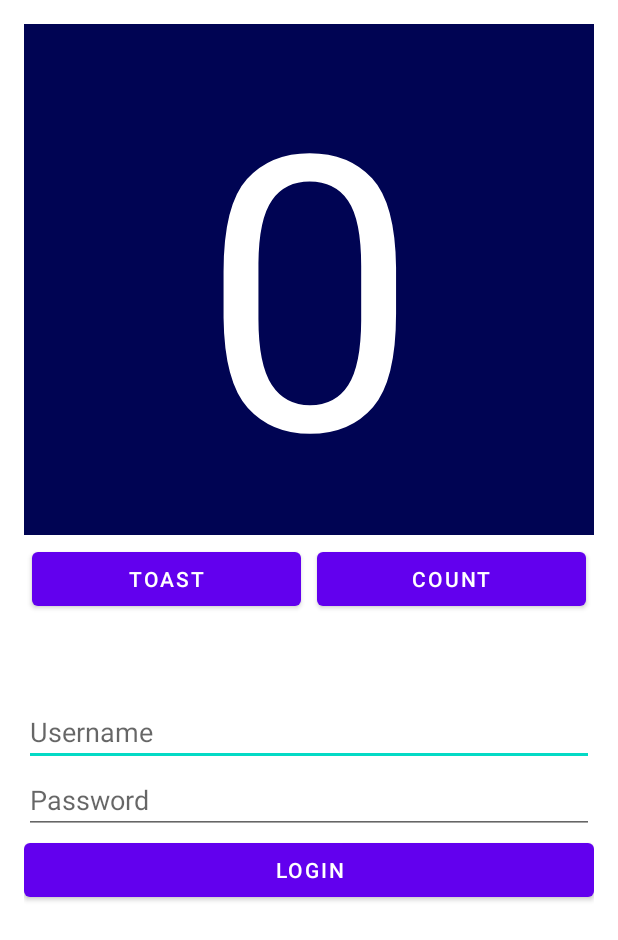
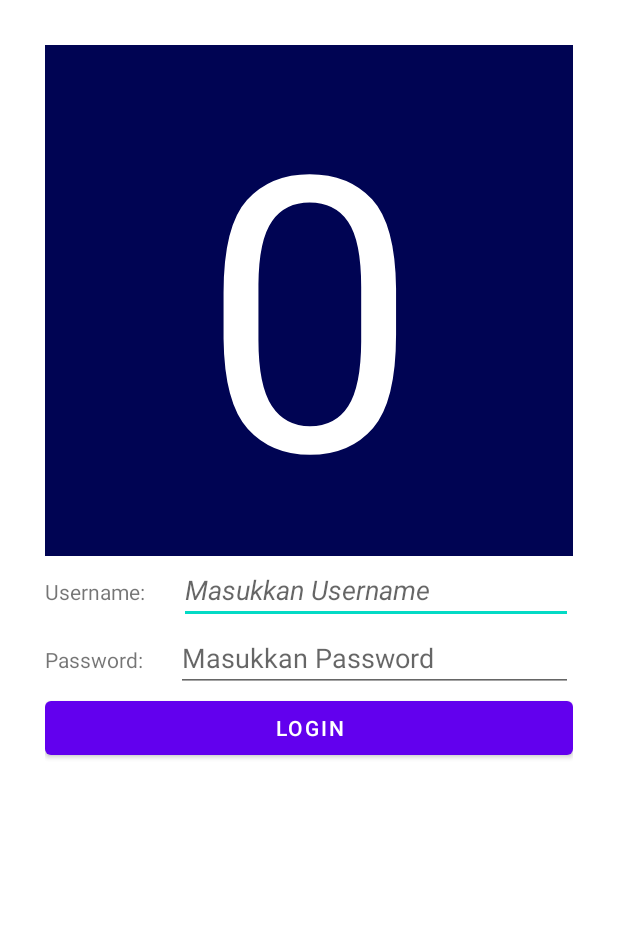
Before and after one commit to farhanhnfx/PPB-Sinau, an Android app: the layout activity_main.xml on its own in the app's theme, with its tools: preview values and no code run, on a phone screen of 412 x 824 dp. Shown: the top 940 px of the screen. Run offline under Robolectric (Android 15) with nearby library versions, the phone set to English and light mode, and no system bars.

Commit message:
nyicil tugas login

```diff
--- a/app/src/main/res/layout/activity_main.xml
+++ b/app/src/main/res/layout/activity_main.xml
@@ -5,7 +5,7 @@
     android:layout_width="match_parent"
     android:layout_height="match_parent"
     tools:context=".MainActivity"
-    android:padding="16dp"
+    android:padding="30dp"
     android:orientation="vertical">
 
     <TextView
@@ -23,37 +23,43 @@
         android:layout_width="match_parent"
         android:layout_height="wrap_content"
         android:orientation="horizontal"
-        android:layout_marginBottom="50dp">
-        <Button
+        >
+        <TextView
             android:layout_width="wrap_content"
             android:layout_height="wrap_content"
-            android:id="@+id/btn_toast"
-            android:text="@string/toast"
+            android:text="Username:"
             android:layout_weight="1"
-            android:layout_margin="5sp"/>
-        <Button
+            />
+        <EditText
+            android:id="@+id/inp_username"
             android:layout_width="wrap_content"
             android:layout_height="wrap_content"
-            android:id="@+id/btn_count"
-            android:text="@string/count"
-            android:layout_weight="1"
-            android:layout_margin="5sp"/>
-
+            android:hint="Masukkan Username"
+            android:textStyle="italic"
+            android:inputType="textImeMultiLine"
+            android:layout_weight="4"
+            />
     </LinearLayout>
-    <EditText
-        android:id="@+id/inp_username"
+    <LinearLayout
         android:layout_width="match_parent"
         android:layout_height="wrap_content"
-        android:hint="Username"
-        android:inputType="textImeMultiLine"
+        android:orientation="horizontal"
+        >
+        <TextView
+            android:layout_width="wrap_content"
+            android:layout_height="wrap_content"
+            android:text="Password:"
+            android:layout_weight="1"
             />
         <EditText
             android:id="@+id/inp_pass"
-        android:layout_width="match_parent"
+            android:layout_width="wrap_content"
             android:layout_height="wrap_content"
-        android:hint="Password"
+            android:hint="Masukkan Password"
             android:inputType="textPassword"
+            android:layout_weight="4"
             />
+    </LinearLayout>
     <Button
         android:id="@+id/btn_login"
         android:layout_width="match_parent"
```
Lines whose indentation alone changed are shown as unchanged.
